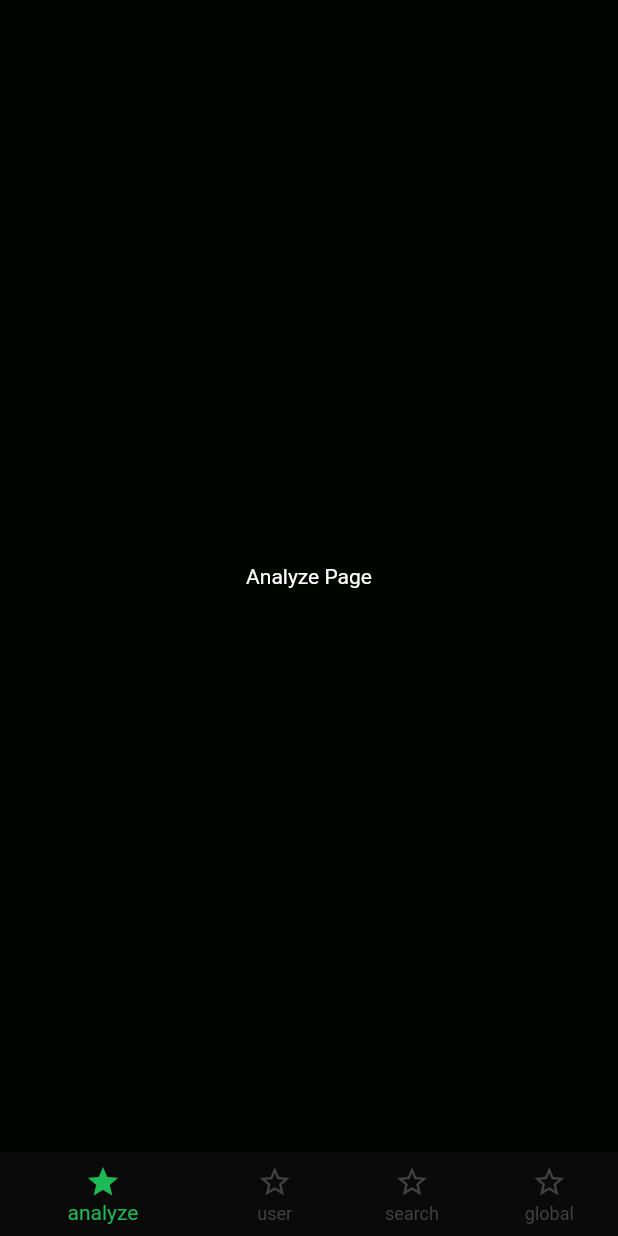
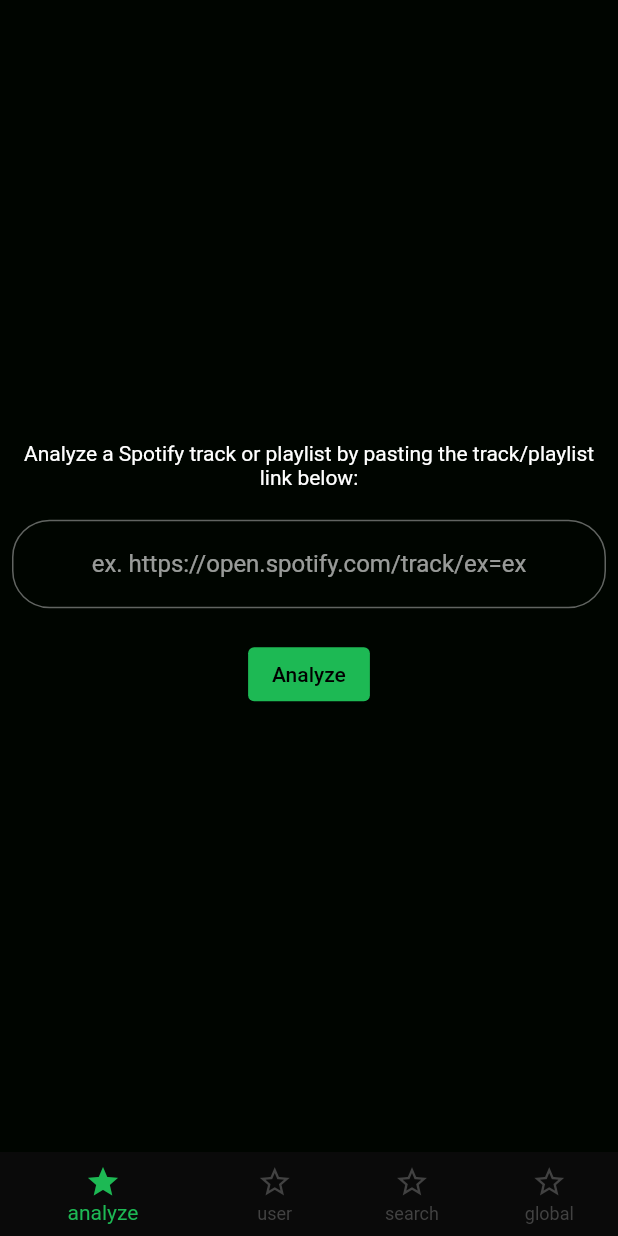
Before and after one commit to hunterkalinoski/spotify_extra, a Flutter app: the screen it shows after launch, on a phone screen of 412 x 824 dp. Run offline on Flutter 3.47's test engine with Material 2 defaults, Android fonts, the phone set to English and light mode, and no system bars; our stand-ins replace hooks_riverpod.

Commit message:
Created base analyze page UI Wrapped home in gesture detector. This allow TextField to lose focus by tapping the background

```diff
--- a/lib/src/app.dart
+++ b/lib/src/app.dart
@@ -19,6 +19,7 @@
           splashColor: spotify_green,
           highlightColor: spotify_green,
           colorScheme: const ColorScheme.dark().copyWith(
+            primary: spotify_green,
             secondary: spotify_green,
           ),
         ),
--- a/lib/src/pages/analyze/analyze_page.dart
+++ b/lib/src/pages/analyze/analyze_page.dart
@@ -1,15 +1,62 @@
 import 'package:flutter/material.dart';
 import 'package:hooks_riverpod/hooks_riverpod.dart';
 
+// TODO: add a help (?) button that will inform users about how to get the playlist/track url
 /// this page is where the analyzing stuff will be done (analyze song/playlist)
 class AnalyzePage extends HookConsumerWidget {
   const AnalyzePage({super.key});
+
+  // TODO:
+  // validate the url is the correct form,
+  // validate the track/playlist was found,
+  // determine if it is a track or a playlist,
+  // show loading circle while waiting,
+  // for playlists, show progress (100 of 700 songs analyzed...)
+  // navigate to a new page that displays the results,
+  // the results contain audio features for a track, as well as the image, title, artist...
+  // for playlists it shows averages of all audio features, and the playlist image, title, author...
+  // for getting data, follow my python script's methods,
+  void analyzeButtonPressed() {}
+
   @override
   Widget build(BuildContext context, WidgetRef ref) {
     return Container(
       color: const Color.fromRGBO(0, 5, 0, 100),
-      child: const Center(
-        child: Text('Analyze Page'),
+      child: Padding(
+        padding: const EdgeInsets.all(8.0),
+        child: Column(
+          mainAxisAlignment: MainAxisAlignment.center,
+          children: <Widget>[
+            const Text(
+              'Analyze a Spotify track or playlist by pasting the track/playlist link below:',
+              textAlign: TextAlign.center,
+              style: TextStyle(),
+            ),
+            const Padding(padding: EdgeInsets.symmetric(vertical: 10)),
+            TextField(
+              textAlign: TextAlign.center,
+              keyboardType: TextInputType.multiline,
+              maxLines: null,
+              cursorColor: Theme.of(context).primaryColor,
+              decoration: InputDecoration(
+                hintText: 'ex. https://open.spotify.com/track/ex=ex',
+                focusedBorder: OutlineInputBorder(
+                  borderSide: BorderSide(color: Theme.of(context).primaryColor, width: 2.0),
+                  borderRadius: const BorderRadius.all(Radius.circular(25)),
+                ),
+                border: OutlineInputBorder(
+                  borderSide: BorderSide(color: Theme.of(context).primaryColor, width: 2.0),
+                  borderRadius: const BorderRadius.all(Radius.circular(25)),
+                ),
+              ),
+            ),
+            const Padding(padding: EdgeInsets.symmetric(vertical: 10)),
+            ElevatedButton(
+              onPressed: analyzeButtonPressed,
+              child: const Text('Analyze'),
+            ),
+          ],
+        ),
       ),
     );
   }
--- a/lib/src/pages/home/home.dart
+++ b/lib/src/pages/home/home.dart
@@ -44,7 +44,11 @@
       ref.read(currentPageProvider.notifier).pageNumber = index;
     }
 
-    return Scaffold(
+    return GestureDetector(
+      onTap: () {
+        FocusScope.of(context).requestFocus(FocusNode());
+      },
+      child: Scaffold(
         body: PageView(
           onPageChanged: (int index) => pageChanged(index),
           controller: pageController,
@@ -92,6 +96,7 @@
             ],
           ),
         ),
+      ),
     );
   }
 }
```
Also changed, not shown: 1 other file. Lines whose indentation alone changed are shown as unchanged.
